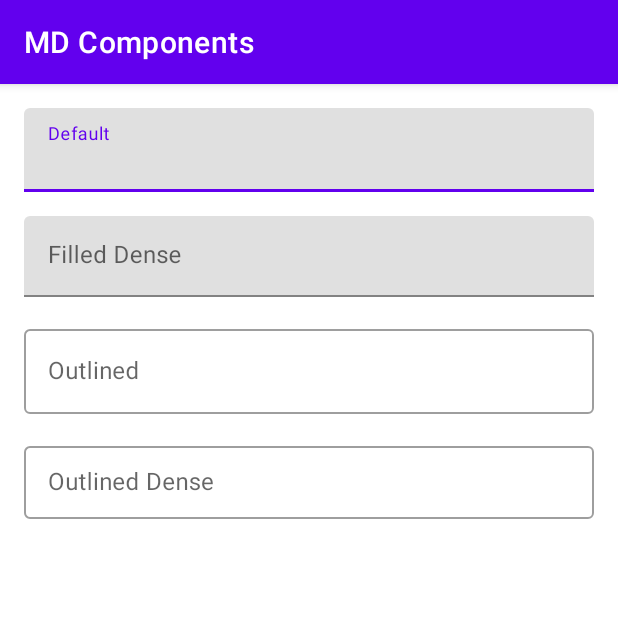
After one commit to JosueRuiz08/MDC, an Android app: the fragment TextFieldFragment shown on its own in the app's theme, on a phone screen of 412 x 824 dp, the top half of it. The commit adds this screen. Run offline under Robolectric (Android 15) with nearby library versions, the phone set to English and light mode, and no system bars; our stand-ins replace ButterKnife.

Commit message:
Text Fields - TextInputLayout y TextInputEditText

```diff
--- /dev/null
+++ b/app/src/main/java/com/josue/example/mdcomponents/Fragments/TextFieldFragment.java
@@ -0,0 +1,91 @@
+package com.josue.example.mdcomponents.Fragments;
+
+import android.os.Bundle;
+
+import androidx.fragment.app.Fragment;
+
+import android.view.LayoutInflater;
+import android.view.View;
+import android.view.ViewGroup;
+import android.widget.FrameLayout;
+
+import com.josue.example.mdcomponents.R;
+import com.josue.example.mdcomponents.utils.Component;
+import com.josue.example.mdcomponents.utils.Constants;
+
+import butterknife.BindView;
+import butterknife.ButterKnife;
+import butterknife.Unbinder;
+
+/**
+ * A simple {@link Fragment} subclass.
+ * Use the {@link TextFieldFragment#newInstance} factory method to
+ * create an instance of this fragment.
+ */
+public class TextFieldFragment extends Fragment {
+
+    // TODO: Rename parameter arguments, choose names that match
+    // the fragment initialization parameters, e.g. ARG_ITEM_NUMBER
+    private static final String ARG_PARAM1 = "param1";
+    private static final String ARG_PARAM2 = "param2";
+
+    // TODO: Rename and change types of parameters
+    private String mParam1;
+    private String mParam2;
+
+    public  static final String TAG = "TextFieldFragment";
+    private static Component mInstance;
+    Unbinder mUnbinder;
+    @BindView(R.id.container_main)
+    FrameLayout containerMain;
+
+    public static Component getItemInstance() {
+        mInstance = new Component();
+        mInstance.setName(TAG);
+        mInstance.setPhotoRes(R.drawable.img_textfields_outlined_active);
+        mInstance.setType(Constants.SCROLL);
+
+        return mInstance;
+    }
+
+    public TextFieldFragment() {
+        // Required empty public constructor
+    }
+
+    /**
+     * Use this factory method to create a new instance of
+     * this fragment using the provided parameters.
+     *
+     * @param param1 Parameter 1.
+     * @param param2 Parameter 2.
+     * @return A new instance of fragment TextFieldFragment.
+     */
+    // TODO: Rename and change types and number of parameters
+    public static TextFieldFragment newInstance(String param1, String param2) {
+        TextFieldFragment fragment = new TextFieldFragment();
+        Bundle args = new Bundle();
+        args.putString(ARG_PARAM1, param1);
+        args.putString(ARG_PARAM2, param2);
+        fragment.setArguments(args);
+        return fragment;
+    }
+
+    @Override
+    public void onCreate(Bundle savedInstanceState) {
+        super.onCreate(savedInstanceState);
+        if (getArguments() != null) {
+            mParam1 = getArguments().getString(ARG_PARAM1);
+            mParam2 = getArguments().getString(ARG_PARAM2);
+        }
+    }
+
+    @Override
+    public View onCreateView(LayoutInflater inflater, ViewGroup container,
+                             Bundle savedInstanceState) {
+        // Inflate the layout for this fragment
+//        View v = inflater.inflate(R.layout.fragment_text_filed, container, false);
+
+//        mUnbinder = ButterKnife.bind(this, v);
+        return inflater.inflate(R.layout.fragment_text_filed, container, false);
+    }
+}
--- a/app/src/main/java/com/josue/example/mdcomponents/MainActivity.java
+++ b/app/src/main/java/com/josue/example/mdcomponents/MainActivity.java
@@ -9,6 +9,7 @@ import android.os.Bundle;
 import com.josue.example.mdcomponents.Fragments.ButtonFragment;
 import com.josue.example.mdcomponents.Fragments.BottomNavigationBarFragment;
 import com.josue.example.mdcomponents.Fragments.SnackBarFragment;
+import com.josue.example.mdcomponents.Fragments.TextFieldFragment;
 import com.josue.example.mdcomponents.adapters.ComponentAdapter;
 import com.josue.example.mdcomponents.utils.Component;
 import com.josue.example.mdcomponents.utils.Constants;
@@ -41,6 +42,7 @@ public class MainActivity extends AppCompatActivity implements OnClickListener {
         mAdapter.add(ButtonFragment.getItemInstance());
         mAdapter.add(BottomNavigationBarFragment.getItemInstance());
         mAdapter.add(SnackBarFragment.getItemInstance());
+        mAdapter.add(TextFieldFragment.getItemInstance());
     }
 
     private void configRecyclerView() {
--- a/app/src/main/java/com/josue/example/mdcomponents/utils/CommonUtils.java
+++ b/app/src/main/java/com/josue/example/mdcomponents/utils/CommonUtils.java
@@ -6,6 +6,7 @@ import androidx.fragment.app.Fragment;
 import com.josue.example.mdcomponents.Fragments.ButtonFragment;
 import com.josue.example.mdcomponents.Fragments.BottomNavigationBarFragment;
 import com.josue.example.mdcomponents.Fragments.SnackBarFragment;
+import com.josue.example.mdcomponents.Fragments.TextFieldFragment;
 
 public class CommonUtils {
 
@@ -22,6 +23,9 @@ public class CommonUtils {
             case ButtonFragment.TAG:
                 fragment = new ButtonFragment();
                 break;
+            case TextFieldFragment.TAG:
+                fragment = new TextFieldFragment();
+                break;
             //Static
             case BottomNavigationBarFragment.TAG:
                 fragment = new BottomNavigationBarFragment();
--- /dev/null
+++ b/app/src/main/res/layout/fragment_text_filed.xml
@@ -0,0 +1,64 @@
+<?xml version="1.0" encoding="utf-8"?>
+<LinearLayout xmlns:android="http://schemas.android.com/apk/res/android"
+    xmlns:tools="http://schemas.android.com/tools"
+    android:layout_width="match_parent"
+    android:layout_height="match_parent"
+    android:orientation="vertical"
+    android:paddingStart="@dimen/common_padding_default"
+    android:paddingTop="@dimen/common_padding_default"
+    android:paddingEnd="@dimen/common_padding_default"
+    android:paddingBottom="@dimen/common_padding_bottom_scroll"
+    tools:context=".Fragments.TextFieldFragment">
+
+    <com.google.android.material.textfield.TextInputLayout
+        android:layout_width="match_parent"
+        android:layout_height="wrap_content"
+        android:hint="@string/status_default">
+
+        <com.google.android.material.textfield.TextInputEditText
+            android:layout_width="match_parent"
+            android:layout_height="wrap_content"
+            android:inputType="textEmailAddress" />
+    </com.google.android.material.textfield.TextInputLayout>
+
+    <com.google.android.material.textfield.TextInputLayout
+        android:layout_width="match_parent"
+        android:layout_height="wrap_content"
+        android:layout_marginTop="@dimen/common_padding_default"
+        android:hint="@string/status_filled_dense"
+        style="@style/Widget.MaterialComponents.TextInputLayout.FilledBox.Dense">
+
+        <com.google.android.material.textfield.TextInputEditText
+            android:id="@+id/etPrice"
+            android:layout_width="match_parent"
+            android:layout_height="wrap_content"
+            android:inputType="number"/>
+    </com.google.android.material.textfield.TextInputLayout>
+
+    <com.google.android.material.textfield.TextInputLayout
+        android:layout_width="match_parent"
+        android:layout_height="wrap_content"
+        android:layout_marginTop="@dimen/common_padding_default"
+        android:hint="@string/status_outlined_enabled"
+        style="@style/Widget.MaterialComponents.TextInputLayout.OutlinedBox">
+
+        <com.google.android.material.textfield.TextInputEditText
+            android:layout_width="match_parent"
+            android:layout_height="wrap_content"
+            android:inputType="numberDecimal"/>
+    </com.google.android.material.textfield.TextInputLayout>
+
+    <com.google.android.material.textfield.TextInputLayout
+        android:layout_width="match_parent"
+        android:layout_height="wrap_content"
+        android:layout_marginTop="@dimen/common_padding_default"
+        android:hint="@string/status_outlined_dense_enabled"
+        style="@style/Widget.MaterialComponents.TextInputLayout.OutlinedBox.Dense">
+
+        <com.google.android.material.textfield.TextInputEditText
+            android:layout_width="match_parent"
+            android:layout_height="wrap_content"
+            android:inputType="textPersonName"/>
+    </com.google.android.material.textfield.TextInputLayout>
+
+</LinearLayout>
--- a/app/src/main/res/values/dimens.xml
+++ b/app/src/main/res/values/dimens.xml
@@ -6,4 +6,5 @@
     <dimen name="common_padding_default">16dp</dimen>
     <dimen name="common_padding_nano">2dp</dimen>
     <dimen name="common_padding_min">8dp</dimen>
+    <dimen name="common_padding_bottom_scroll">64dp</dimen>
 </resources>
```
